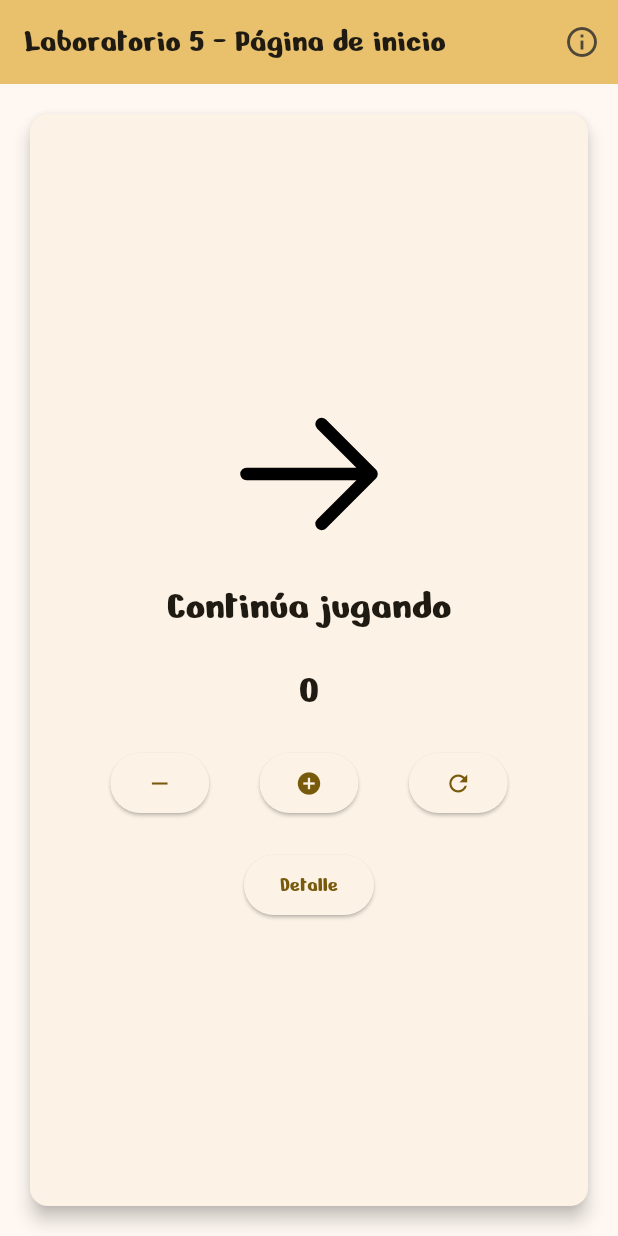
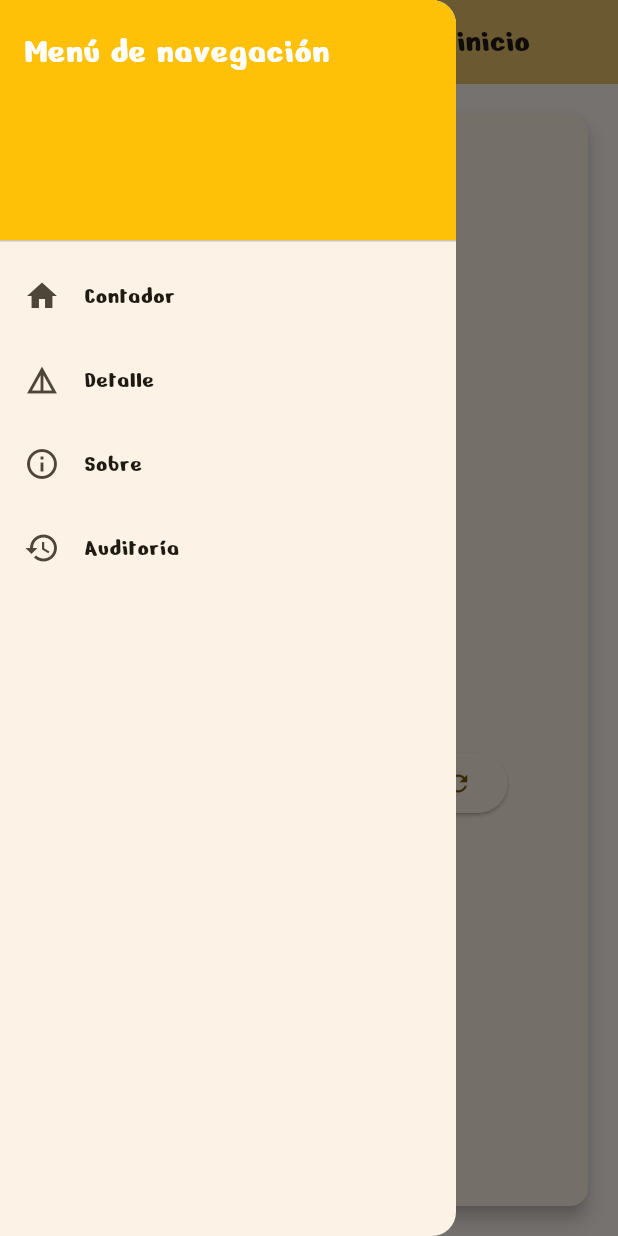
Before and after one commit to EduardoACC1897/3479A321_2022479013, a Flutter app: the screen it shows after launch, with the side drawer open (before the commit the screen has no drawer), on a phone screen of 412 x 824 dp. Run offline on Flutter 3.47's test engine with Material 3 defaults, Android fonts, the phone set to English and light mode, and no system bars; our stand-ins replace flutter_svg, logger.

Commit message:
Actividad 1

```diff
--- a/lib/main.dart
+++ b/lib/main.dart
@@ -1,8 +1,9 @@
 import 'package:flutter/material.dart';
-//import 'package:logger/logger.dart';
+import 'package:logger/logger.dart';
 import 'pages/my_home_page.dart';
 import 'pages/detail_page.dart';
 import 'pages/about_page.dart';
+import 'pages/audit_page.dart';
 
 void main() {
   runApp(const MyApp());
@@ -13,7 +14,7 @@ class MyApp extends StatelessWidget {
 
   @override
   Widget build(BuildContext context) {
-    //Logger().d("Logger is working!");
+    Logger().d("Logger is working!");
 
     return MaterialApp(
       title: 'Laboratorio 3',
@@ -26,6 +27,7 @@ class MyApp extends StatelessWidget {
       routes: {
         '/detail': (context) => const DetailPage(),
         '/about': (context) => const AboutPage(),
+        '/audit': (context) => const AuditPage(),
       },
     );
   }
--- a/lib/pages/my_home_page.dart
+++ b/lib/pages/my_home_page.dart
@@ -94,22 +94,59 @@ class _MyHomePageState extends State<MyHomePage> {
 
   @override
   Widget build(BuildContext context) {
-    // ignore: avoid_print
-    print('build method');
-
     return Scaffold(
       appBar: AppBar(
         backgroundColor: Theme.of(context).colorScheme.inversePrimary,
         title: Text(widget.title),
-        actions: [
-          IconButton(
-            icon: const Icon(Icons.info_outline),
-            onPressed: () {
-              // Navegar a la pantalla Acerca
-              Navigator.pushNamed(context, '/about');
-            },
-          ),
-        ],
+      ),
+      // Drawer
+      drawer: Drawer(
+        child: ListView(
+          padding: EdgeInsets.zero,
+          children: <Widget>[
+            const DrawerHeader(
+              decoration: BoxDecoration(
+                color: Colors.amber,
+              ),
+              child: Text(
+                'Menú de navegación',
+                style: TextStyle(color: Colors.white, fontSize: 24),
+              ),
+            ),
+            ListTile(
+              leading: const Icon(Icons.home),
+              title: const Text('Contador'),
+              onTap: () {
+                // Cierra el drawer y navegar a Home
+                Navigator.pop(context);
+              },
+            ),
+            ListTile(
+              leading: const Icon(Icons.details),
+              title: const Text('Detalle'),
+              onTap: () {
+                // Navegar a la pantalla Detalle
+                Navigator.pushNamed(context, '/detail');
+              },
+            ),
+            ListTile(
+              leading: const Icon(Icons.info_outline),
+              title: const Text('Sobre'),
+              onTap: () {
+                // Navegar a la pantalla Sobre
+                Navigator.pushNamed(context, '/about');
+              },
+            ),
+            ListTile(
+              leading: const Icon(Icons.history),
+              title: const Text('Auditoría'),
+              onTap: () {
+                // Navegar a la pantalla Auditoría
+                Navigator.pushNamed(context, '/audit');
+              },
+            ),
+          ],
+        ),
       ),
       body: Center(
         child: Card(
@@ -156,8 +193,7 @@ class _MyHomePageState extends State<MyHomePage> {
                 const SizedBox(height: 20),
                 ElevatedButton(
                   onPressed: () {
-                    // Navegar a la pantalla Detalle
-                    Navigator.pushReplacementNamed(context, '/detail');
+                    Navigator.pushNamed(context, '/detail');
                   },
                   child: const Text('Detalle'),
                 ),
```
Also changed, not shown: lib/pages/audit_page.dart (added, +38 -0 lines).
